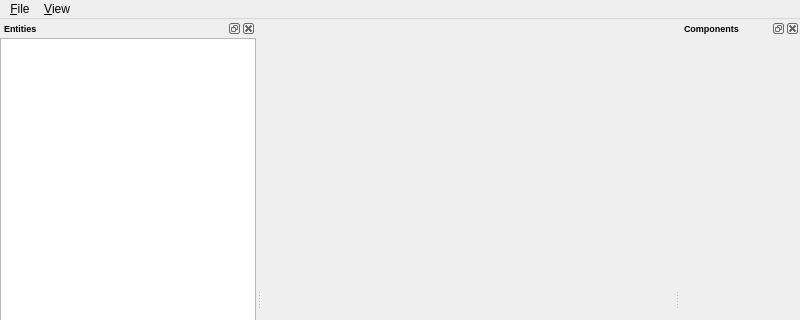
Old version of the form interface/RaZor.ui in the repository Razakhel/RaZor; both pictures show x 0 to 800 and y 0 to 320 of the 800 by 600 pixel window.
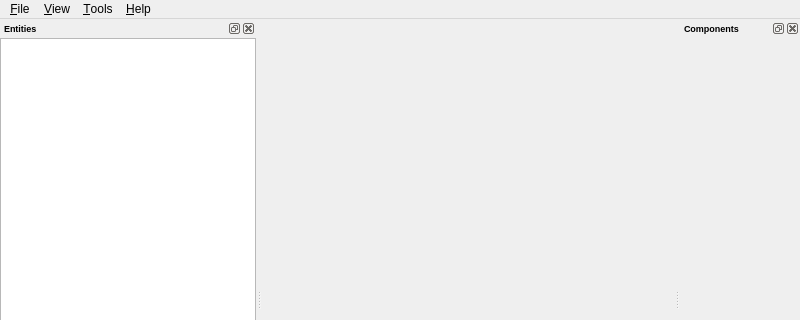
New version of the form.

Commit message:
[Interface/MainWindow] A cubemap can be loaded
- Each texture of the cubemap can be given in separate fields

- Added a Tools menu & a render system settings window

```diff
--- a/interface/RaZor.ui
+++ b/interface/RaZor.ui
@@ -44,8 +44,30 @@
     </widget>
     <addaction name="viewWindows"/>
    </widget>
+   <widget class="QMenu" name="menu_Tools">
+    <property name="title">
+     <string>&amp;Tools</string>
+    </property>
+    <widget class="QMenu" name="toolsSystems">
+     <property name="title">
+      <string>&amp;Systems</string>
+     </property>
+     <addaction name="renderSystemSettings"/>
+    </widget>
+    <addaction name="toolsSystems"/>
+    <addaction name="separator"/>
+    <addaction name="action_Options"/>
+   </widget>
+   <widget class="QMenu" name="menu_Help">
+    <property name="title">
+     <string>&amp;Help</string>
+    </property>
+    <addaction name="action_About"/>
+   </widget>
    <addaction name="menu_File"/>
    <addaction name="menu_View"/>
+   <addaction name="menu_Tools"/>
+   <addaction name="menu_Help"/>
   </widget>
   <widget class="QStatusBar" name="statusBar"/>
   <widget class="QDockWidget" name="entitiesPanel">
```
Left out of the diff: 24 changed lines with no effect on the pictures. The commit also changes 7 other files.
